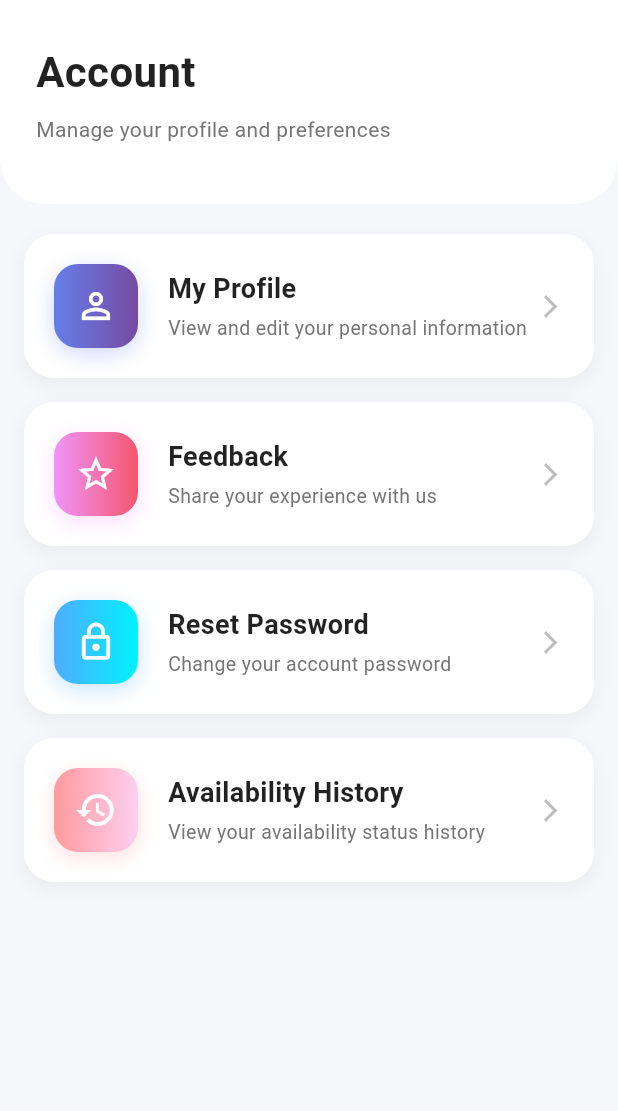
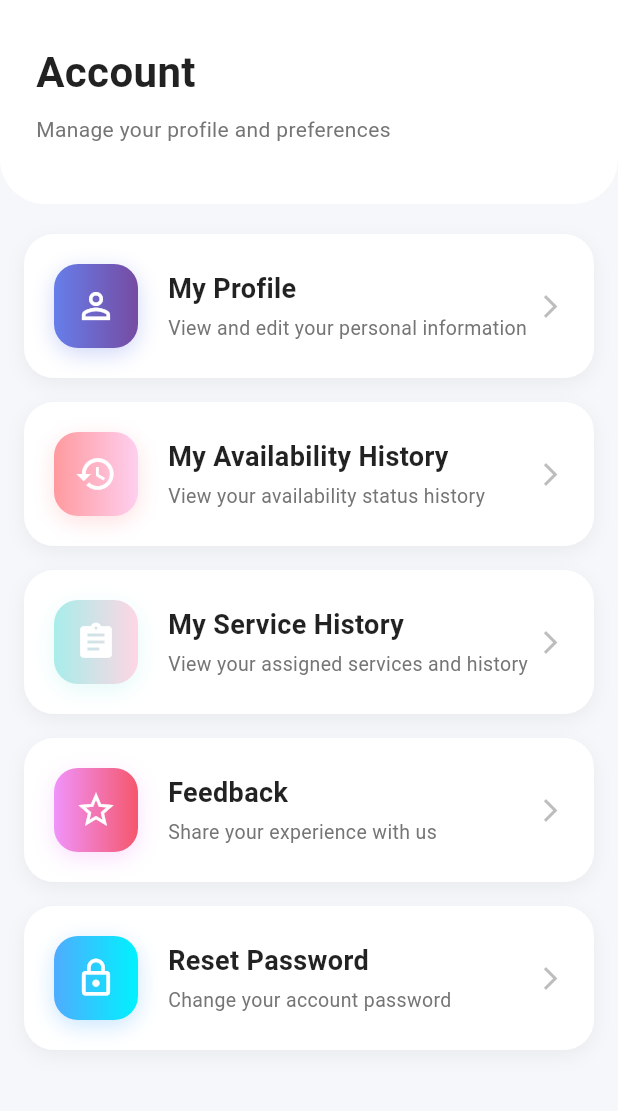
Before and after one commit to hellodeveloper7854/police-mitra, a Flutter app: the SettingsScreen screen opened by its route, on a phone screen of 412 x 824 dp, the part 72-1183 px from its top. Run offline on Flutter 3.47's test engine with Material 3 defaults, Android fonts, the phone set to English and light mode, and no system bars; our stand-ins replace go_router, share_plus, shared_preferences, supabase_flutter; missing offline and left inert: encrypt; accounts and stored records are empty.

Commit message:
added conformation my availibity and my sevices in settings page

```diff
--- a/lib/screens/settings_screen.dart
+++ b/lib/screens/settings_screen.dart
@@ -87,6 +87,28 @@ class SettingsScreen extends StatelessWidget {
                   const SizedBox(height: 16),
                   _buildOptionCard(
                     context,
+                    'My Availability History',
+                    'View your availability status history',
+                    Icons.history,
+                    const LinearGradient(
+                      colors: [Color(0xFFff9a9e), Color(0xFFfecfef)],
+                    ),
+                    () => context.push('/availability-status'),
+                  ),
+                  const SizedBox(height: 16),
+                  _buildOptionCard(
+                    context,
+                    'My Service History',
+                    'View your assigned services and history',
+                    Icons.assignment,
+                    const LinearGradient(
+                      colors: [Color(0xFFa8edea), Color(0xFFfed6e3)],
+                    ),
+                    () => context.push('/assigned-services'),
+                  ),
+                  const SizedBox(height: 16),
+                  _buildOptionCard(
+                    context,
                     'Feedback',
                     'Share your experience with us',
                     Icons.star_outline,
@@ -106,17 +128,7 @@ class SettingsScreen extends StatelessWidget {
                     ),
                     () => context.push('/settings-reset-password'),
                   ),
-                  const SizedBox(height: 16),
-                  _buildOptionCard(
-                    context,
-                    'Availability History',
-                    'View your availability status history',
-                    Icons.history,
-                    const LinearGradient(
-                      colors: [Color(0xFFff9a9e), Color(0xFFfecfef)],
-                    ),
-                    () => context.push('/availability-status'),
-                  ),
+
                 ],
               ),
             ),
```
